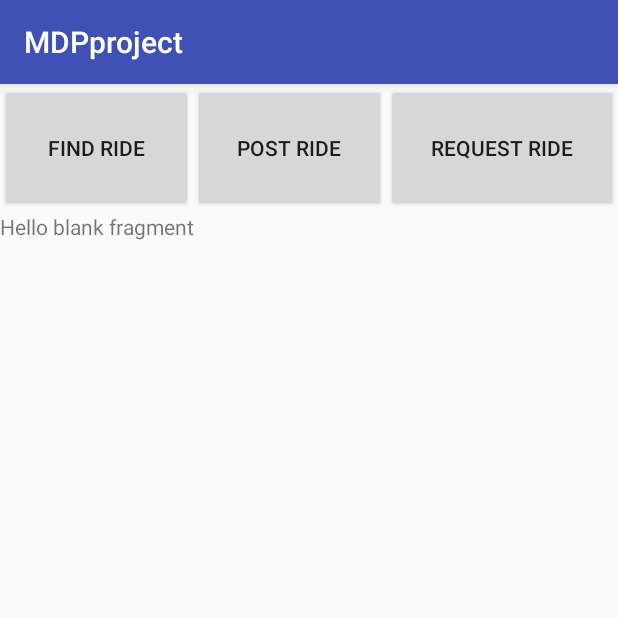
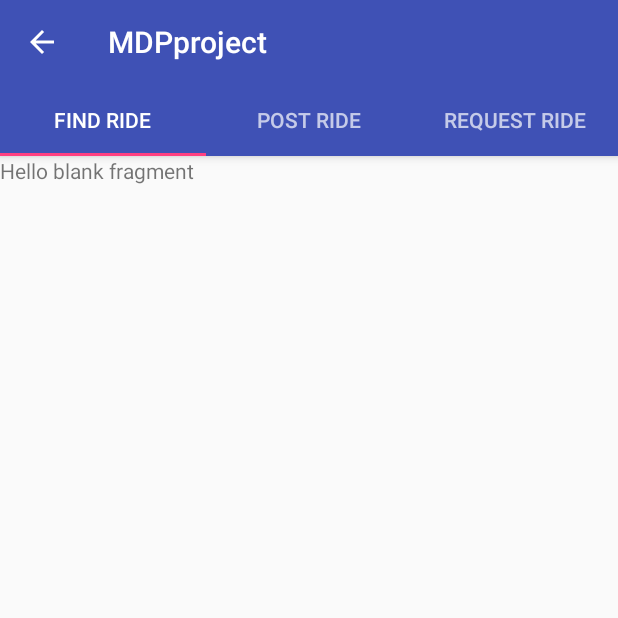
Before and after one commit to maxahirwe/MDPproject, an Android app: the RideShareActivity screen opened directly, with no data from a screen before it, on a phone screen of 412 x 824 dp, the top half of it. Run offline under Robolectric (Android 15) with nearby library versions, the light colour scheme and no system bars.

Commit message:
Following changes are made in this commit: 1) Remove location class because we are not using maps, so there is no need to create separate class 2) Use tab instead of button as far as RideShare activity is concerned. 3) Use enum class named ETabs in order to create tabs

```diff
--- a/app/build.gradle
+++ b/app/build.gradle
@@ -25,6 +25,7 @@ dependencies {
     implementation 'com.google.firebase:firebase-auth:12.0.1'
     implementation 'com.google.firebase:firebase-database:12.0.1'
     implementation 'com.android.support:support-v4:26.1.0'
+    implementation 'com.android.support:design:26.1.0'
     testImplementation 'junit:junit:4.12'
     androidTestImplementation 'com.android.support.test:runner:1.0.1'
     androidTestImplementation 'com.android.support.test.espresso:espresso-core:3.0.1'
--- a/app/src/main/java/com/hillygeeks/mdpproject/DataClasses/Location.java
+++ /dev/null
@@ -1,4 +0,0 @@
-package com.hillygeeks.mdpproject.DataClasses;
-
-public class Location {
-}
--- /dev/null
+++ b/app/src/main/java/com/hillygeeks/mdpproject/ETabs.java
@@ -0,0 +1,35 @@
+package com.hillygeeks.mdpproject;
+
+public enum ETabs {
+    FIND_RIDE (0, "Find Ride"),
+    POST_RIDE (1,"Post Ride"),
+    REQ_RIDE (2, "Request Ride");
+
+    private int tabNumber;
+    private String tabName;
+
+    ETabs(int tabNumber, String tabName) {
+        this.tabNumber=tabNumber;
+        this.tabName = tabName;
+    }
+
+    public int getTabNumber() {
+        return tabNumber;
+    }
+
+    public static ETabs getTabFromInt(int tabNumber){
+        switch (tabNumber){
+            case 0:
+                return FIND_RIDE;
+            case 1:
+                return POST_RIDE;
+            case 2:
+                return REQ_RIDE;
+        }
+        return null;
+    }
+
+    public String getTabName() {
+        return tabName;
+    }
+}
--- a/app/src/main/java/com/hillygeeks/mdpproject/FindRideFragment.java
+++ b/app/src/main/java/com/hillygeeks/mdpproject/FindRideFragment.java
@@ -3,7 +3,7 @@ package com.hillygeeks.mdpproject;
 import android.content.Context;
 import android.net.Uri;
 import android.os.Bundle;
-import android.app.Fragment;
+import android.support.v4.app.Fragment;
 import android.view.LayoutInflater;
 import android.view.View;
 import android.view.ViewGroup;
--- a/app/src/main/java/com/hillygeeks/mdpproject/PostRideFragment.java
+++ b/app/src/main/java/com/hillygeeks/mdpproject/PostRideFragment.java
@@ -3,7 +3,7 @@ package com.hillygeeks.mdpproject;
 import android.content.Context;
 import android.net.Uri;
 import android.os.Bundle;
-import android.app.Fragment;
+import android.support.v4.app.Fragment;
 import android.view.LayoutInflater;
 import android.view.View;
 import android.view.ViewGroup;
--- a/app/src/main/java/com/hillygeeks/mdpproject/RequestRideFragment.java
+++ b/app/src/main/java/com/hillygeeks/mdpproject/RequestRideFragment.java
@@ -3,7 +3,7 @@ package com.hillygeeks.mdpproject;
 import android.content.Context;
 import android.net.Uri;
 import android.os.Bundle;
-import android.app.Fragment;
+import android.support.v4.app.Fragment;
 import android.view.LayoutInflater;
 import android.view.View;
 import android.view.ViewGroup;
--- a/app/src/main/java/com/hillygeeks/mdpproject/RideShareActivity.java
+++ b/app/src/main/java/com/hillygeeks/mdpproject/RideShareActivity.java
@@ -2,47 +2,34 @@ package com.hillygeeks.mdpproject;
 
 import android.app.FragmentManager;
 import android.app.FragmentTransaction;
+import android.support.design.widget.TabLayout;
+import android.support.v4.view.ViewPager;
 import android.support.v7.app.AppCompatActivity;
 import android.os.Bundle;
+import android.support.v7.widget.Toolbar;
 import android.view.View;
 
 public class RideShareActivity extends AppCompatActivity {
 
-    // Need to use the requirements of the objects for FragmentManager and FragmentTransaction;
-    FragmentManager fragmentManager;
-    FragmentTransaction fragmentTransaction;
+    private Toolbar toolbar;
+    private TabLayout tabLayout;
+    private ViewPager viewPager;
 
     @Override
     protected void onCreate(Bundle savedInstanceState) {
         super.onCreate(savedInstanceState);
         setContentView(R.layout.activity_ride_share);
 
-        // assign and get the object for the FragmentManager by using the below statements
-        fragmentManager = getFragmentManager();
+        toolbar = (Toolbar) findViewById(R.id.toolbar);
+        setSupportActionBar(toolbar);
 
-        //get the object for FragmentTransaction and Initialize the transaction
-        fragmentTransaction = fragmentManager.beginTransaction();
-        fragmentTransaction.add(R.id.frame1,new FindRideFragment());
+        getSupportActionBar().setDisplayHomeAsUpEnabled(true);
 
-        // Commit the fragment transaction
-        fragmentTransaction.commit();
-    }
+        viewPager = (ViewPager) findViewById(R.id.viewpager);
+        ViewPagerAdapter adapter = new ViewPagerAdapter(getSupportFragmentManager(), this);
+        viewPager.setAdapter(adapter);
 
-    public void onFindRide(View view) {
-        fragmentTransaction = fragmentManager.beginTransaction();
-        fragmentTransaction.replace(R.id.frame1,new FindRideFragment());
-        fragmentTransaction.commit();
-    }
-
-    public void onRequestRide(View view) {
-        fragmentTransaction = fragmentManager.beginTransaction();
-        fragmentTransaction.replace(R.id.frame1,new RequestRideFragment());
-        fragmentTransaction.commit();
-    }
-
-    public void onPostRide(View view) {
-        fragmentTransaction = fragmentManager.beginTransaction();
-        fragmentTransaction.replace(R.id.frame1,new PostRideFragment());
-        fragmentTransaction.commit();
+        tabLayout = (TabLayout) findViewById(R.id.tabs);
+        tabLayout.setupWithViewPager(viewPager);
     }
 }
--- /dev/null
+++ b/app/src/main/java/com/hillygeeks/mdpproject/ViewPagerAdapter.java
@@ -0,0 +1,52 @@
+package com.hillygeeks.mdpproject;
+
+import android.content.Context;
+import android.support.v4.app.Fragment;
+import android.support.v4.app.FragmentManager;
+import android.support.v4.app.FragmentPagerAdapter;
+import android.widget.Switch;
+
+import static com.hillygeeks.mdpproject.ETabs.FIND_RIDE;
+
+/**
+ * Created by rMohanraj on 4/7/2018.
+ */
+
+public class ViewPagerAdapter extends FragmentPagerAdapter {
+
+    private ETabs tabs[]={FIND_RIDE, ETabs.POST_RIDE, ETabs.REQ_RIDE};
+    Context applicationContext;
+
+
+    public ViewPagerAdapter(FragmentManager manager, Context applicationContext) {
+        super(manager);
+        this.applicationContext=applicationContext;
+    }
+
+    @Override
+    public Fragment getItem(int position) {
+
+        ETabs tab=ETabs.getTabFromInt(position);
+
+        switch (tab){
+            case FIND_RIDE:
+                return new FindRideFragment();
+            case REQ_RIDE:
+                return new RequestRideFragment();
+            case POST_RIDE:
+                return new PostRideFragment();
+        }
+
+        return null;
+    }
+
+    @Override
+    public int getCount() {
+        return tabs.length;
+    }
+
+    @Override
+    public CharSequence getPageTitle(int position) {
+        return tabs[position].getTabName();
+    }
+}
--- a/app/src/main/res/layout/activity_ride_share.xml
+++ b/app/src/main/res/layout/activity_ride_share.xml
@@ -1,49 +1,34 @@
 <?xml version="1.0" encoding="utf-8"?>
-<LinearLayout xmlns:android="http://schemas.android.com/apk/res/android"
+<android.support.design.widget.CoordinatorLayout
+    xmlns:android="http://schemas.android.com/apk/res/android"
     xmlns:app="http://schemas.android.com/apk/res-auto"
-    xmlns:tools="http://schemas.android.com/tools"
     android:layout_width="match_parent"
-    android:layout_height="match_parent"
-    android:orientation="vertical"
-    tools:context=".RideShareActivity">
+    android:layout_height="match_parent">
 
-    <LinearLayout
+    <android.support.design.widget.AppBarLayout
         android:layout_width="match_parent"
-        android:layout_height="0dp"
-        android:layout_weight="0.1"
-        android:orientation="horizontal"
-        >
+        android:layout_height="wrap_content"
+        android:theme="@style/ThemeOverlay.AppCompat.Dark.ActionBar">
 
-        <Button
-            android:layout_width="0dp"
-            android:layout_height="match_parent"
-            android:layout_weight="0.25"
-            android:text="@string/tabFindRide"
-            android:onClick="onFindRide"
-            />
+        <android.support.v7.widget.Toolbar
+            android:id="@+id/toolbar"
+            android:layout_width="match_parent"
+            android:layout_height="?attr/actionBarSize"
+            android:background="?attr/colorPrimary"
+            app:layout_scrollFlags="scroll|enterAlways"
+            app:popupTheme="@style/ThemeOverlay.AppCompat.Light"/>
 
-        <Button
-            android:layout_width="0dp"
-            android:layout_height="match_parent"
-            android:layout_weight="0.25"
-            android:text="@string/tabPostRide"
-            android:onClick="onPostRide"
-            />
+        <android.support.design.widget.TabLayout
+            android:id="@+id/tabs"
+            android:layout_width="match_parent"
+            android:layout_height="wrap_content"
+            app:tabGravity="fill"
+            app:tabMode="fixed"/>
+    </android.support.design.widget.AppBarLayout>
 
-        <Button
-            android:layout_width="0dp"
-            android:layout_height="match_parent"
-            android:layout_weight="0.30"
-            android:text="@string/tabReqRide"
-            android:onClick="onRequestRide"
-            />
-    </LinearLayout>
-
-    <FrameLayout
+    <android.support.v4.view.ViewPager
+        android:id="@+id/viewpager"
         android:layout_width="match_parent"
-        android:layout_height="0dp"
-        android:layout_weight="0.8"
-        android:id="@+id/frame1">
-    </FrameLayout>
-
-</LinearLayout>
+        android:layout_height="match_parent"
+        app:layout_behavior="@string/appbar_scrolling_view_behavior"/>
+</android.support.design.widget.CoordinatorLayout>
--- a/app/src/main/res/values/strings.xml
+++ b/app/src/main/res/values/strings.xml
@@ -8,8 +8,5 @@
     <string name="noaccount">Don\'t have an account ?</string>
     <string name="createaccount">Create a new account</string>
     <string name="title_activity_register">RegisterActivity</string>
-    <string name="tabReqRide">Request Ride</string>
-    <string name="tabPostRide">Post Ride</string>
-    <string name="tabFindRide">Find Ride</string>
     <string name="hello_blank_fragment">Hello blank fragment</string>
 </resources>
--- a/app/src/main/res/values/styles.xml
+++ b/app/src/main/res/values/styles.xml
@@ -1,11 +1,12 @@
 <resources>
 
-    <!-- Base application theme. -->
     <style name="AppTheme" parent="Theme.AppCompat.Light.DarkActionBar">
         <!-- Customize your theme here. -->
         <item name="colorPrimary">@color/colorPrimary</item>
         <item name="colorPrimaryDark">@color/colorPrimaryDark</item>
         <item name="colorAccent">@color/colorAccent</item>
+        <item name="windowActionBar">false</item>
+        <item name="windowNoTitle">true</item>
     </style>
 
 </resources>
```
Also changed, not shown: app/src/main/java/com/hillygeeks/mdpproject/DataClasses/PostRide.java (renamed from app/src/main/java/com/hillygeeks/mdpproject/PostRide.java, +12 -3 lines), app/src/main/java/com/hillygeeks/mdpproject/DataClasses/RequestRide.java (renamed from app/src/main/java/com/hillygeeks/mdpproject/RequestRide.java, +4 -4 lines), app/src/main/java/com/hillygeeks/mdpproject/DataClasses/Ride.java (+20 -61 lines), app/src/main/java/com/hillygeeks/mdpproject/Ride.java (deleted, +0 -34 lines).
